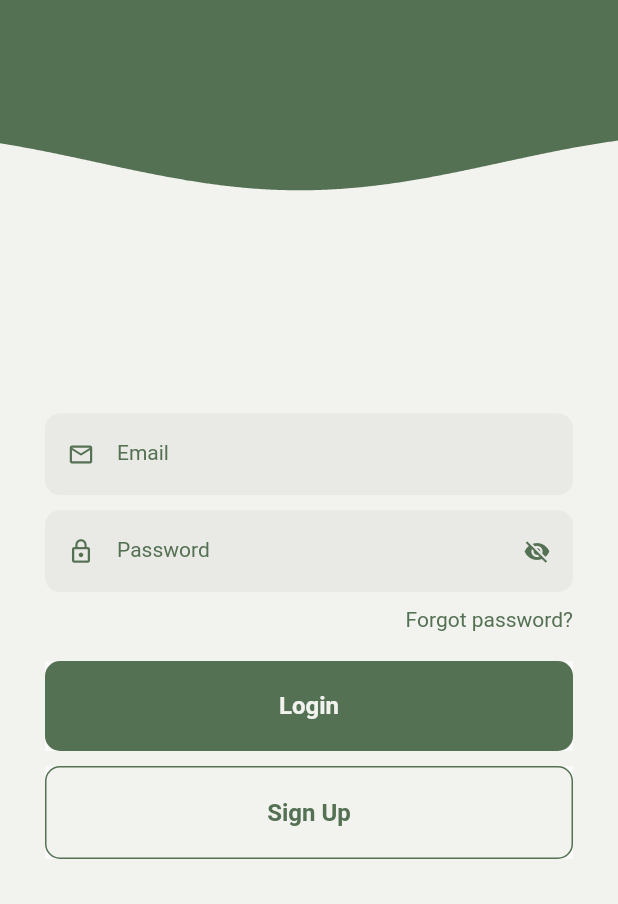
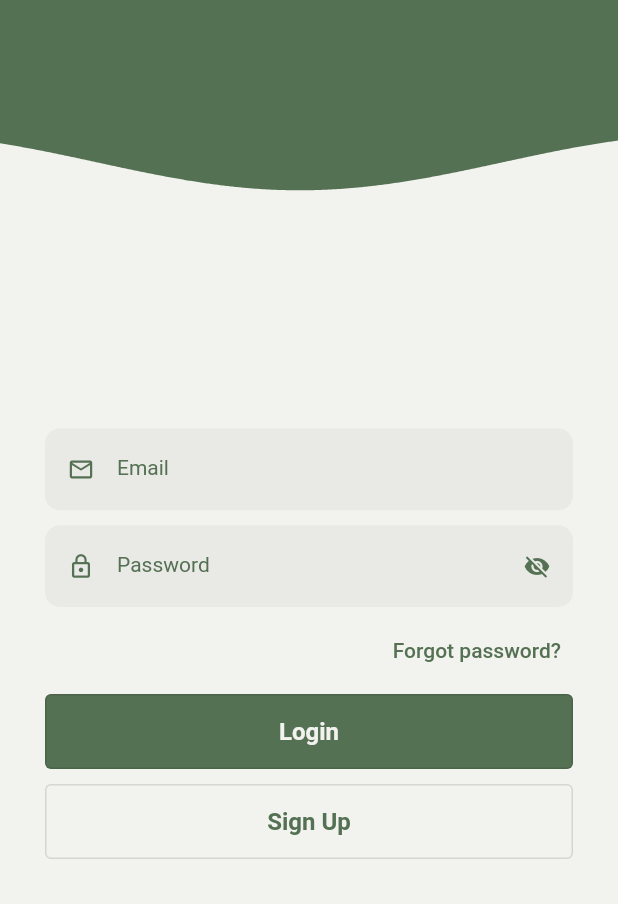
Before and after one commit to paulinagacek/ultra-shambo, a Flutter app: the screen it shows after launch, on a phone screen of 412 x 824 dp, the part 332-1236 px from its top. Run offline on Flutter 3.47's test engine with Material 2 defaults, Android fonts, the light colour scheme and no system bars.

Commit message:
Buttons are clickable

```diff
--- a/mobile_app/lib/globals.dart
+++ b/mobile_app/lib/globals.dart
@@ -3,7 +3,9 @@ import 'package:flutter/material.dart';
 
 class Global {
   static const Color white = Color.fromRGBO(242, 242, 239, 1);
+  static const Color whiteTransparent = Color.fromRGBO(242, 242, 239, 0.4);
   static const Color greenDark = Color.fromRGBO(85, 113, 83, 1);
+  static const Color greenDarkTranparent = Color.fromRGBO(85, 113, 83, 0.4);
   static const Color greenMedium = Color.fromRGBO(125, 143, 105, 1);
   static const Color greenNeutral = Color.fromRGBO(169, 175, 126, 1);
   static const Color greenLight = Color.fromRGBO(230, 229, 163, 1);
--- a/mobile_app/lib/main.dart
+++ b/mobile_app/lib/main.dart
@@ -1,6 +1,6 @@
 import 'package:flutter/material.dart';
 import 'package:mobile_app/homeModel.dart';
-import 'package:mobile_app/loginPage.dart';
+import 'package:mobile_app/views/loginPage.dart';
 import 'package:provider/provider.dart';
 void main() => runApp(MyApp());
 
--- a/mobile_app/lib/loginPage.dart
+++ b/mobile_app/lib/views/loginPage.dart
@@ -25,7 +25,7 @@ class LoginPage extends StatelessWidget {
             color: Global.greenDark,
           ),
           AnimatedPositioned(
-            duration: Duration(milliseconds: 500),
+            duration: const Duration(milliseconds: 500),
             curve: Curves.easeOutQuad,
             top: keyboardOpen ? -size.height / 3.7 : 0.0,
             child: WaveWidget(
@@ -38,7 +38,7 @@ class LoginPage extends StatelessWidget {
             padding: const EdgeInsets.only(top: 120.0),
             child: Row(
               mainAxisAlignment: MainAxisAlignment.center,
-              children: <Widget>[
+              children: const <Widget>[
                 Text(
                   'Welcome to',
                   style: TextStyle(
@@ -54,7 +54,7 @@ class LoginPage extends StatelessWidget {
             padding: const EdgeInsets.only(top: 180.0),
             child: Row(
               mainAxisAlignment: MainAxisAlignment.center,
-              children: <Widget>[
+              children: const <Widget>[
                 Text(
                   'ultra shamboo',
                   style: TextStyle(
@@ -80,7 +80,7 @@ class LoginPage extends StatelessWidget {
                     model.isValidEmail(value);
                   },
                 ),
-                SizedBox(
+                const SizedBox(
                   height: 10.0,
                 ),
                 Column(
@@ -94,30 +94,45 @@ class LoginPage extends StatelessWidget {
                           ? Icons.visibility
                           : Icons.visibility_off,
                     ),
-                    SizedBox(
-                      height: 10.0,
+                    const SizedBox(
+                      height: 5.0,
                     ),
-                    Text(
-                      'Forgot password?',
-                      style: TextStyle(
-                        color: Global.greenDark,
+                    TextButton(
+                      onPressed: () {
+                        debugPrint('Forget password click');
+                      },
+                      style: const ButtonStyle(
+                        overlayColor: MaterialStatePropertyAll<Color>(
+                            Global.greenDarkTranparent),
                       ),
-                    ),
+                      child: const Text(
+                        'Forgot password?',
+                        style: TextStyle(
+                          color: Global.greenDark,
+                        ),
+                      ),
+                    )
                   ],
                 ),
-                SizedBox(
-                  height: 20.0,
+                const SizedBox(
+                  height: 5.0,
                 ),
                 ButtonWidget(
                   title: 'Login',
                   hasBorder: false,
+                  onPressed: () {
+                    debugPrint('Login click');
+                  },
                 ),
-                SizedBox(
+                const SizedBox(
                   height: 10.0,
                 ),
                 ButtonWidget(
                   title: 'Sign Up',
                   hasBorder: true,
+                  onPressed: () {
+                    debugPrint('Sign up click');
+                  },
                 ),
               ],
             ),
--- a/mobile_app/lib/widgets/buttonWidget.dart
+++ b/mobile_app/lib/widgets/buttonWidget.dart
@@ -4,31 +4,29 @@ import 'package:mobile_app/globals.dart';
 class ButtonWidget extends StatelessWidget {
   final String title;
   final bool hasBorder;
+  final Function onPressed;
 
   ButtonWidget({
     this.title,
     this.hasBorder,
+    this.onPressed,
   });
 
   @override
   Widget build(BuildContext context) {
-    return Material(
-      child: Ink(
-        decoration: BoxDecoration(
-          color: hasBorder ? Global.white : Global.greenDark,
-          borderRadius: BorderRadius.circular(10),
-          border: hasBorder
-              ? Border.all(
-                  color: Global.greenDark,
-                  width: 1.0,
-                )
-              : Border.fromBorderSide(BorderSide.none),
+    return SizedBox(
+        width: double.infinity, // <-- match_parent
+        height: 50,
+        child: OutlinedButton(
+          onPressed: onPressed,
+          style: ButtonStyle(
+            overlayColor: hasBorder
+                ? const MaterialStatePropertyAll<Color>(Global.greenDarkTranparent)
+                : const MaterialStatePropertyAll<Color>(Global.whiteTransparent),
+            backgroundColor: hasBorder
+                ? const MaterialStatePropertyAll<Color>(Global.white)
+                : const MaterialStatePropertyAll<Color>(Global.greenDark),
           ),
-        child: InkWell(
-          borderRadius: BorderRadius.circular(10),
-          child: Container(
-            height: 60.0,
-            child: Center(
           child: Text(
             title,
             style: TextStyle(
@@ -37,10 +35,6 @@ class ButtonWidget extends StatelessWidget {
               fontSize: 16.0,
             ),
           ),
-            ),
-          ),
-        ),
-      ),
-    );
+        ));
   }
 }
```
Also changed, not shown: mobile_app/lib/views/register.dart (added). Lines whose indentation alone changed are shown as unchanged.
